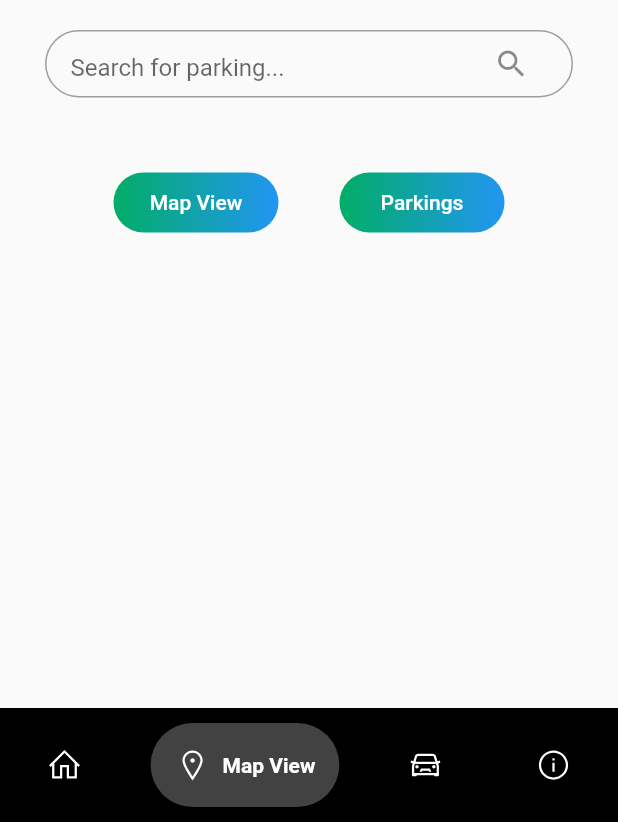
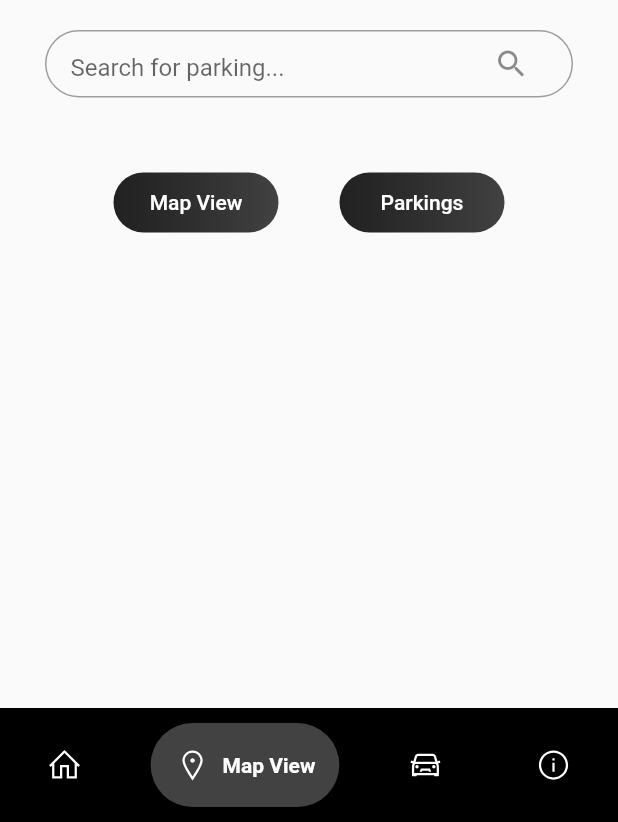
Before and after one commit to dhiyanesh-cyber/car-parking, a Flutter app: the screen it shows after launch, item 2 of the bottom bar chosen, after a tap on the "arrow back ios" icon, on a phone screen of 412 x 824 dp, the part 414-1236 px from its top. Run offline on Flutter 3.47's test engine with Material 2 defaults, Android fonts, the phone set to English and light mode, and no system bars; drawn by our look-alikes of google_nav_bar; our stand-ins replace google_maps_flutter, line_icons, location.

```diff
--- /dev/null
+++ b/lib/custom_bottom_navigation_bar.dart
@@ -0,0 +1,48 @@
+import 'package:flutter/material.dart';
+import 'package:google_nav_bar/google_nav_bar.dart';
+import 'package:line_icons/line_icons.dart';
+
+class BottomNavigationBarWidget extends StatelessWidget {
+  final int selectedIndex;
+  final Function(int) onTabChange;
+
+  BottomNavigationBarWidget({required this.selectedIndex, required this.onTabChange});
+
+  @override
+  Widget build(BuildContext context) {
+    return Container(
+      color: Colors.black,
+      child: Padding(
+        padding: const EdgeInsets.symmetric(horizontal: 15.0, vertical: 10),
+        child: GNav(
+          backgroundColor: Colors.black,
+          color: Colors.white,
+          activeColor: Colors.white,
+          gap: 8,
+          tabBackgroundColor: Colors.grey.shade800,
+          padding: EdgeInsets.all(16),
+          tabs: [
+            GButton(
+              icon: LineIcons.home,
+              text: 'Home',
+            ),
+            GButton(
+              icon: LineIcons.mapMarker,
+              text: 'Map View',
+            ),
+            GButton(
+              icon: LineIcons.car,
+              text: 'Parkings',
+            ),
+            GButton(
+              icon: LineIcons.infoCircle,
+              text: 'About',
+            ),
+          ],
+          selectedIndex: selectedIndex,
+          onTabChange: onTabChange,
+        ),
+      ),
+    );
+  }
+}
--- a/lib/main.dart
+++ b/lib/main.dart
@@ -1,4 +1,5 @@
 import 'package:flutter/material.dart';
+import 'about.dart';
 import 'loading_screen.dart';
 import 'simple_starting_screen.dart';
 import 'parking_map_view.dart';
@@ -15,6 +16,7 @@ class ParkingLocatorApp extends StatelessWidget {
       routes: {
         '/mapView': (context) => ParkingMapView(),
         '/parkingsPage': (context) => ParkingsPage(),
+        '/aboutUs' : (context) => AboutPage()
       },
     );
   }
--- a/lib/parking_map_view.dart
+++ b/lib/parking_map_view.dart
@@ -1,8 +1,7 @@
 import 'package:flutter/material.dart';
 import 'package:google_maps_flutter/google_maps_flutter.dart';
 import 'package:location/location.dart';
-import 'package:google_nav_bar/google_nav_bar.dart';
-import 'package:line_icons/line_icons.dart';
+import 'custom_bottom_navigation_bar.dart';
 
 class ParkingMapView extends StatefulWidget {
   @override
@@ -73,59 +72,7 @@ class _ParkingMapViewState extends State<ParkingMapView> {
     );
 
     return Scaffold(
-        bottomNavigationBar: Container(
-        color: Colors.black,
-        child: Padding(
-        padding: const EdgeInsets.symmetric(horizontal: 15.0, vertical: 10),
-    child: GNav(
-    backgroundColor: Colors.black,
-    color: Colors.white,
-    activeColor: Colors.white,
-    gap: 8,
-    tabBackgroundColor: Colors.grey.shade800,
-    padding: EdgeInsets.all(16),
 
-
-    tabs: [
-    GButton(
-    icon: LineIcons.home,
-    text: 'Home',
-    ),
-    GButton(
-    icon: LineIcons.mapMarker,
-    text: 'Map View',
-    ),
-    GButton(
-    icon: LineIcons.car,
-    text: 'Parkings',
-    ),
-    GButton(
-    icon: LineIcons.infoCircle,
-    text: 'About',
-    )
-    ],
-      selectedIndex: 1,
-      onTabChange: (index) {
-        switch (index) {
-          case 0:
-            Navigator.pushNamed(context, '/');
-            break;
-          case 1:
-            Navigator.pushNamed(context, '/mapView');
-            break;
-          case 2:
-            Navigator.pushNamed(context, '/parkingsPage');
-            break;
-          default:
-            break;
-        }
-      },
-
-
-    ),
-
-        ),
-        ),
       appBar: AppBar(
         leading: IconButton(
           onPressed: () {
@@ -180,6 +127,22 @@ class _ParkingMapViewState extends State<ParkingMapView> {
         onPressed: _showMyLocation,
         child: Icon(Icons.my_location),
       ),
+
+      bottomNavigationBar: BottomNavigationBarWidget(
+        selectedIndex: 1,
+        onTabChange: (index) {
+          switch (index) {
+            case 0:
+              Navigator.pushNamed(context, '/');
+              break;
+            case 2:
+              Navigator.pushNamed(context, '/parkingsPage');
+              break;
+            default:
+              break;
+          }
+        },
+      ),
     );
   }
 }
--- a/lib/simple_starting_screen.dart
+++ b/lib/simple_starting_screen.dart
@@ -1,64 +1,21 @@
 import 'package:flutter/material.dart';
 import 'package:google_nav_bar/google_nav_bar.dart';
 import 'package:line_icons/line_icons.dart';
+import 'custom_bottom_navigation_bar.dart';
 
-class SimpleStartingScreen extends StatelessWidget {
+class SimpleStartingScreen extends StatefulWidget {
+  @override
+  _SimpleStartingScreenState createState() => _SimpleStartingScreenState();
+}
+
+class _SimpleStartingScreenState extends State<SimpleStartingScreen> {
+  int currentIndex = 0;
+
   @override
   Widget build(BuildContext context) {
     return Scaffold(
-      bottomNavigationBar: Container(
-        color: Colors.black,
-        child: Padding(
-          padding: const EdgeInsets.symmetric(horizontal: 15.0, vertical: 10),
-          child: GNav(
-              backgroundColor: Colors.black,
-              color: Colors.white,
-              activeColor: Colors.white,
-              gap: 8,
-              tabBackgroundColor: Colors.grey.shade800,
-              padding: EdgeInsets.all(16),
-
-
-              tabs: [
-                GButton(
-                  icon: LineIcons.home,
-                  text: 'Home',
-                ),
-                GButton(
-                  icon: LineIcons.mapMarker,
-                  text: 'Map View',
-                ),
-                GButton(
-                  icon: LineIcons.car,
-                  text: 'Parkings',
-                ),
-                GButton(
-                  icon: LineIcons.infoCircle,
-                  text: 'About',
-                )
-              ],
-            selectedIndex: 0,
-            onTabChange: (index) {
-              switch (index) {
-                case 1:
-                  Navigator.pushNamed(context, '/mapView');
-                  break;
-                case 2:
-                  Navigator.pushNamed(context, '/parkingsPage');
-                  break;
-                default:
-                  break;
-              }
-            },
-
-
-          ),
-
-        ),
-      ),
       appBar: AppBar(
         backgroundColor: Colors.white,
-
         title: Text(
           'Parking Locator',
           textAlign: TextAlign.center,
@@ -73,15 +30,12 @@ class SimpleStartingScreen extends StatelessWidget {
           child: Column(
             mainAxisSize: MainAxisSize.min,
             children: [
-              SizedBox(
-                height: 20,
-              ),
+              SizedBox(height: 20),
               Image.asset(
                 'assets/Park me-logos_black.png',
                 height: 200,
               ),
               SizedBox(height: 20),
-
               Container(
                 height: 45,
                 decoration: BoxDecoration(
@@ -96,80 +50,226 @@ class SimpleStartingScreen extends StatelessWidget {
                     suffixIcon: Icon(Icons.search),
                   ),
                   onChanged: (value) {
-
-
                     // Implement your search functionality here
                   },
                 ),
               ),
               SizedBox(height: 50),
-
               Row(
                 mainAxisAlignment: MainAxisAlignment.spaceBetween,
                 children: [
-                  SizedBox(width: 5,),
-
-
-
+                  SizedBox(width: 5),
 
                   Container(
                     height: 40.0,
                     width: 110,
-
                     decoration: BoxDecoration(
-                        borderRadius: BorderRadius.circular(30),
-                        gradient: LinearGradient(
-                            colors: [Color.fromARGB(255, 2, 173, 102), Colors.blue])),
+                      borderRadius: BorderRadius.circular(30),
+                      gradient: LinearGradient(
+                        colors: [Colors.black87, Colors.grey.shade800],
+                      ),
+                    ),
                     child: ElevatedButton(
                       onPressed: () {
                         Navigator.pushNamed(context, '/mapView');
                       },
                       style: ElevatedButton.styleFrom(
-
-                          backgroundColor: Colors.transparent,
-                          shadowColor: Colors.transparent),
+                        backgroundColor: Colors.transparent,
+                        shadowColor: Colors.transparent,
+                      ),
                       child: Text('Map View'),
                     ),
                   ),
-
-
-
-
-
-
                   Container(
                     height: 40.0,
                     width: 110,
-
                     decoration: BoxDecoration(
                       borderRadius: BorderRadius.circular(30),
-                        gradient: LinearGradient(
-                            colors: [Color.fromARGB(255, 2, 173, 102), Colors.blue])),
+                      gradient: LinearGradient(
+                        colors: [Colors.black87, Colors.grey.shade800],
+                      ),
+
+                    ),
                     child: ElevatedButton(
                       onPressed: () {
                         Navigator.pushNamed(context, '/parkingsPage');
                       },
                       style: ElevatedButton.styleFrom(
-
-                          backgroundColor: Colors.transparent,
-                          shadowColor: Colors.transparent),
+                        backgroundColor: Colors.transparent,
+                        shadowColor: Colors.transparent,
+                      ),
                       child: Text('Parkings'),
                     ),
                   ),
-
-
-
-
-
-                  SizedBox(width: 5,),
+                  SizedBox(width: 5),
                 ],
               ),
-
-
             ],
           ),
         ),
       ),
+      bottomNavigationBar: BottomNavigationBarWidget(
+        selectedIndex: currentIndex,
+        onTabChange: (index) {
+          setState(() {
+            currentIndex = index;
+          });
+          switch (index) {
+            case 1:
+              Navigator.pushNamed(context, '/mapView');
+              break;
+            case 2:
+              Navigator.pushNamed(context, '/parkingsPage');
+              break;
+            case 3:
+              Navigator.pushNamed(context, '/aboutUs');
+            default:
+              break;
+          }
+        },
+      ),
     );
   }
 }
+
+// class SimpleStartingScreen extends StatelessWidget {
+//   @override
+//   Widget build(BuildContext context) {
+//     return Scaffold(
+//
+//       appBar: AppBar(
+//         backgroundColor: Colors.white,
+//
+//         title: Text(
+//           'Parking Locator',
+//           textAlign: TextAlign.center,
+//           style: TextStyle(color: Colors.black),
+//         ),
+//         elevation: 0,
+//       ),
+//       body: SingleChildScrollView(
+//         child: Container(
+//           alignment: Alignment.topCenter,
+//           margin: EdgeInsets.only(left: 30, right: 30),
+//           child: Column(
+//             mainAxisSize: MainAxisSize.min,
+//             children: [
+//               SizedBox(
+//                 height: 20,
+//               ),
+//               Image.asset(
+//                 'assets/Park me-logos_black.png',
+//                 height: 200,
+//               ),
+//               SizedBox(height: 20),
+//
+//               Container(
+//                 height: 45,
+//                 decoration: BoxDecoration(
+//                   border: Border.all(color: Colors.grey),
+//                   borderRadius: BorderRadius.circular(50),
+//                 ),
+//                 padding: EdgeInsets.symmetric(horizontal: 16.0),
+//                 child: TextField(
+//                   decoration: InputDecoration(
+//                     hintText: 'Search for parking...',
+//                     border: InputBorder.none,
+//                     suffixIcon: Icon(Icons.search),
+//                   ),
+//                   onChanged: (value) {
+//
+//
+//                     // Implement your search functionality here
+//                   },
+//                 ),
+//               ),
+//               SizedBox(height: 50),
+//
+//               Row(
+//                 mainAxisAlignment: MainAxisAlignment.spaceBetween,
+//                 children: [
+//                   SizedBox(width: 5,),
+//
+//
+//
+//
+//                   Container(
+//                     height: 40.0,
+//                     width: 110,
+//
+//                     decoration: BoxDecoration(
+//                         borderRadius: BorderRadius.circular(30),
+//                         gradient: LinearGradient(
+//                             colors: [Color.fromARGB(255, 2, 173, 102), Colors.blue])),
+//                     child: ElevatedButton(
+//                       onPressed: () {
+//                         Navigator.pushNamed(context, '/mapView');
+//                       },
+//                       style: ElevatedButton.styleFrom(
+//
+//                           backgroundColor: Colors.transparent,
+//                           shadowColor: Colors.transparent),
+//                       child: Text('Map View'),
+//                     ),
+//                   ),
+//
+//
+//
+//
+//
+//
+//                   Container(
+//                     height: 40.0,
+//                     width: 110,
+//
+//                     decoration: BoxDecoration(
+//                       borderRadius: BorderRadius.circular(30),
+//                         gradient: LinearGradient(
+//                             colors: [Color.fromARGB(255, 2, 173, 102), Colors.blue])),
+//                     child: ElevatedButton(
+//                       onPressed: () {
+//                         Navigator.pushNamed(context, '/parkingsPage');
+//                       },
+//                       style: ElevatedButton.styleFrom(
+//
+//                           backgroundColor: Colors.transparent,
+//                           shadowColor: Colors.transparent),
+//                       child: Text('Parkings'),
+//                     ),
+//                   ),
+//
+//
+//
+//
+//
+//                   SizedBox(width: 5,),
+//                 ],
+//               ),
+//
+//
+//             ],
+//           ),
+//         ),
+//       ),
+//
+//       bottomNavigationBar: BottomNavigationBarWidget(
+//         selectedIndex: currentIndex,
+//         onTabChange: (index) {
+//           setState(() {
+//             currentIndex = index;
+//           });
+//           switch (index) {
+//             case 1:
+//               Navigator.pushNamed(context, '/mapView');
+//               break;
+//             case 2:
+//               Navigator.pushNamed(context, '/parkingsPage');
+//               break;
+//             default:
+//               break;
+//           }
+//         },
+//       ),
+//     );
+//   }
+// }
```
Also changed, not shown: lib/about.dart (added, +88 -0 lines), lib/parkings_page.dart (+17 -54 lines).
